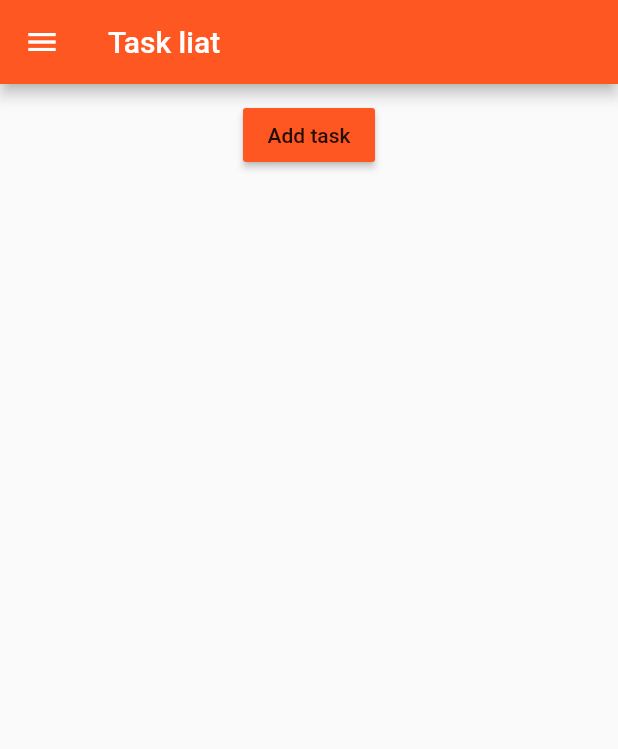
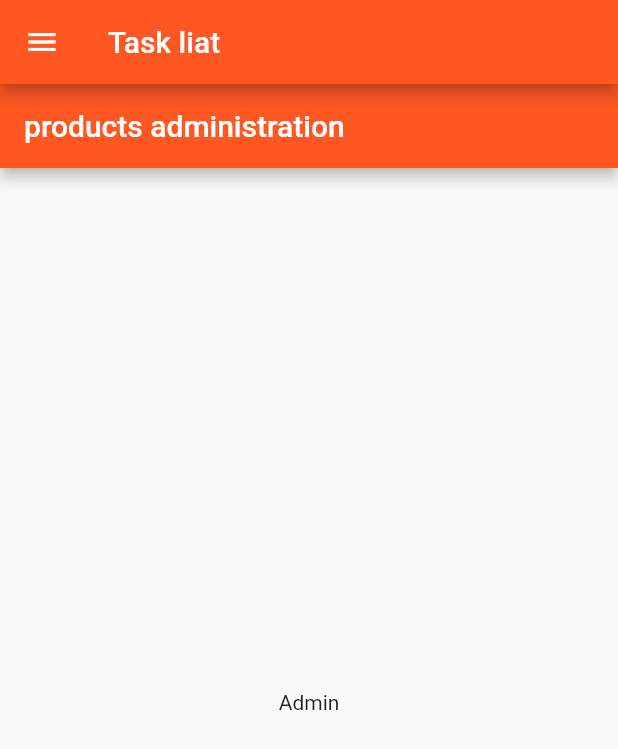
Before and after one commit to SERDUN/product_manager, a Flutter app: the screen it shows after launch, after a tap on "Sign in", on a phone screen of 412 x 824 dp. Shown: the top 749 px of the screen. Run offline on Flutter 3.47's test engine with Material 2 defaults, Android fonts, the phone set to English and light mode, and no system bars.

Commit message:
-added admin page

```diff
--- a/lib/main.dart
+++ b/lib/main.dart
@@ -1,5 +1,5 @@
 import 'package:flutter/material.dart';
-import 'package:flutter_course/ui/pages/auth_page.dart';
+import 'package:flutter_course/ui/pages/auth.dart';
 
 void main() {
   runApp(MyApp());
--- a/lib/ui/pages/auth_page.dart
+++ b/lib/ui/pages/auth.dart
@@ -1,6 +1,6 @@
 import 'package:flutter/cupertino.dart';
 import 'package:flutter/material.dart';
-import 'package:flutter_course/ui/pages/products_page.dart';
+import 'package:flutter_course/ui/pages/navigation.dart';
 
 class AuthPage extends StatelessWidget {
   static const String TEXT_PAGE_TITLE = "Task manager";
@@ -37,7 +37,7 @@ class AuthPage extends StatelessWidget {
       onPressed: () {
         Navigator.pushReplacement(context,
             MaterialPageRoute(builder: (BuildContext app) {
-          return ProductsPage();
+          return NavigationPage();
         }));
       },
     );
--- /dev/null
+++ b/lib/ui/pages/navigation.dart
@@ -0,0 +1,45 @@
+import 'package:flutter/material.dart';
+import 'package:flutter_course/ui/pages/products.dart';
+import 'package:flutter_course/ui/pages/products_administration.dart';
+
+class NavigationPage extends StatelessWidget {
+  static const String DRAWER_TITLE_APP_BAR = "Chooese task";
+  static const String PAGE_TITLE_APP_BAR = "Task liat";
+  static const String DRAWER_ITEM_1 = "Choose task";
+  static const String DRAWER_ITEM_2 = "NONE";
+
+  Widget currentPage = ProductsAdministrationPage();
+
+  @override
+  Widget build(BuildContext context) {
+    return Scaffold(
+        drawer: buildDrawer(),
+        appBar: AppBar(
+          title: Text(PAGE_TITLE_APP_BAR),
+        ),
+        body: currentPage);
+  }
+
+  Drawer buildDrawer() {
+    return Drawer(
+        child: Column(
+          children: <Widget>[
+            AppBar(
+              automaticallyImplyLeading: false,
+              title: Text(DRAWER_TITLE_APP_BAR),
+            ),
+            ListTile(
+              title: Text(DRAWER_ITEM_1),
+              onTap: () {
+
+              },
+            ),
+            ListTile(
+              title: Text(DRAWER_ITEM_2),
+              onTap: () {},
+            )
+          ],
+        ),
+      );
+  }
+}
--- /dev/null
+++ b/lib/ui/pages/products_administration.dart
@@ -0,0 +1,21 @@
+import 'package:flutter/cupertino.dart';
+import 'package:flutter/material.dart';
+import 'package:flutter_course/ui/pages/navigation.dart';
+
+class ProductsAdministrationPage extends StatelessWidget {
+  static const String TEXT_PAGE_TITLE = "Task manager";
+  static const String BUTTON_SIGN_IN_TITLE = "Sign in";
+  static const double TEXT_PAGE_TITLE_BOTTOM_PADING = 32;
+
+  @override
+  Widget build(BuildContext context) {
+    return Scaffold(
+      appBar: AppBar(
+        title: Text("products administration "),
+      ),
+      body: Center(
+        child: Text("Admin"),
+      ),
+    );
+  }
+}
--- a/lib/ui/pages/products_page.dart
+++ /dev/null
@@ -1,36 +0,0 @@
-import 'package:flutter/material.dart';
-import 'package:flutter_course/ui/components/product_manager.dart';
-
-class ProductsPage extends StatelessWidget {
-  static const String DRAWER_TITLE_APP_BAR = "Chooese task";
-  static const String PAGE_TITLE_APP_BAR = "Task liat";
-  static const String DRAWER_ITEM_1 = "Choose task";
-  static const String DRAWER_ITEM_2 = "NONE";
-
-  @override
-  Widget build(BuildContext context) {
-    return Scaffold(
-        drawer: Drawer(
-          child: Column(
-            children: <Widget>[
-              AppBar(
-                automaticallyImplyLeading: false,
-                title: Text(DRAWER_TITLE_APP_BAR),
-              ),
-              ListTile(
-                title: Text(DRAWER_ITEM_1),
-                onTap: () {},
-              ),
-              ListTile(
-                title: Text(DRAWER_ITEM_2),
-                onTap: () {},
-              )
-            ],
-          ),
-        ),
-        appBar: AppBar(
-          title: Text(PAGE_TITLE_APP_BAR),
-        ),
-        body: ProductManager());
-  }
-}
```
Also changed, not shown: lib/ui/components/product_list.dart (+11 -7 lines), lib/ui/pages/product_details.dart (added, +81 -0 lines), lib/ui/pages/products.dart (renamed from lib/ui/components/product_manager.dart).
